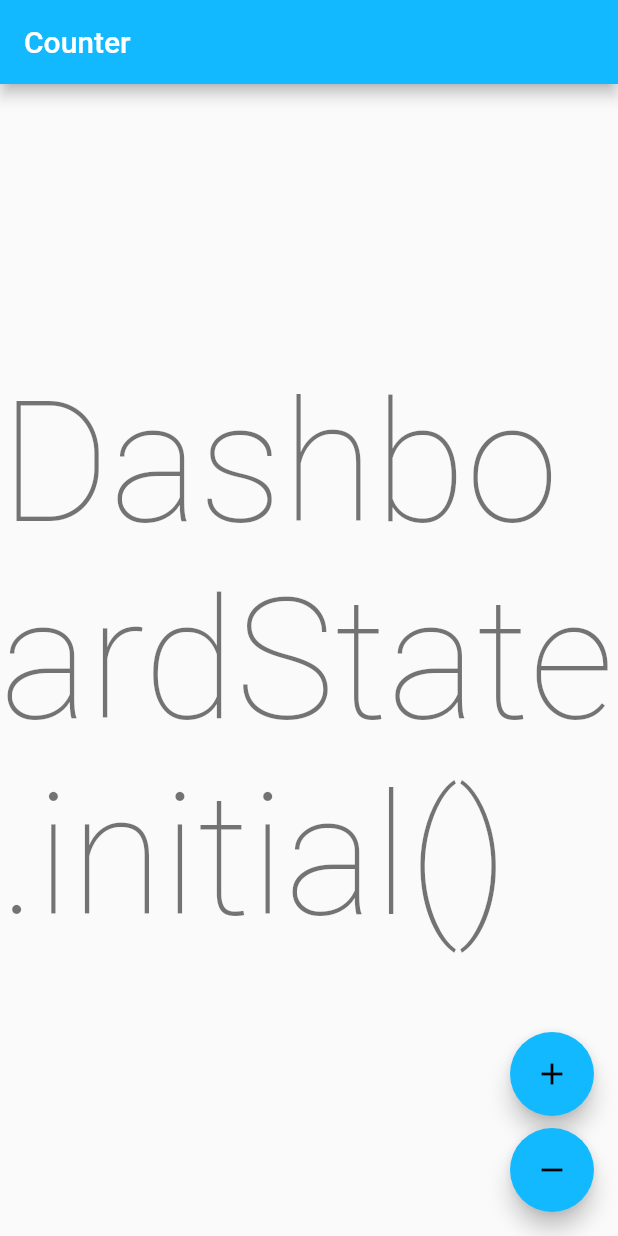
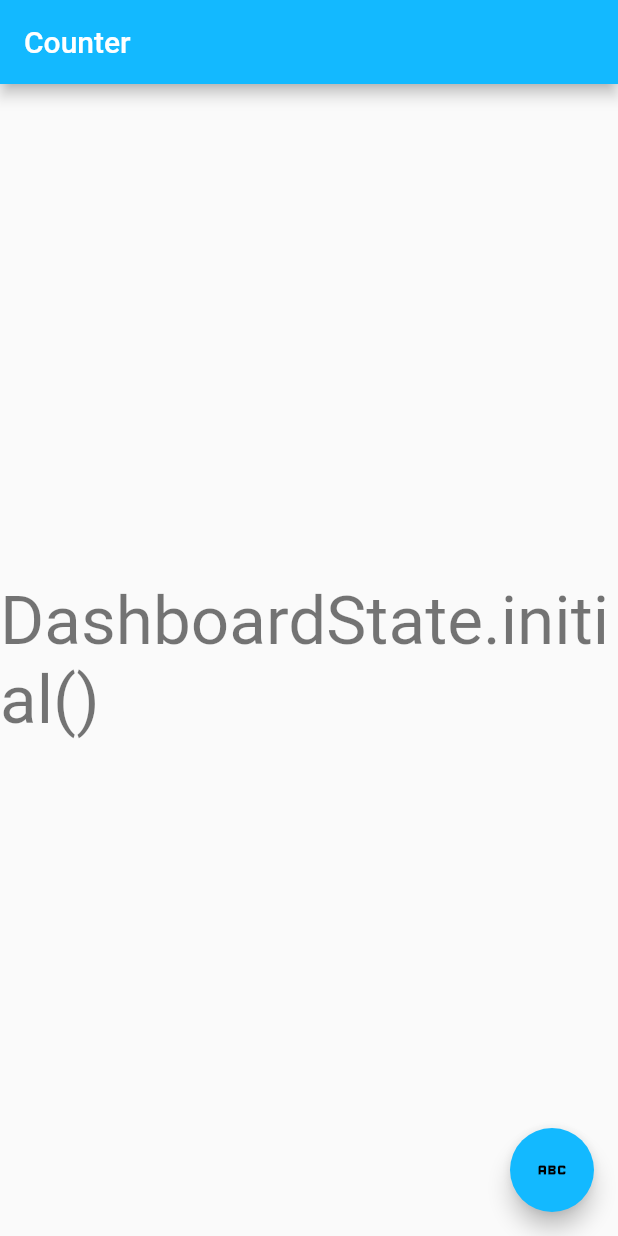
Before and after one commit to mahmuthanb/flutter_template, a Flutter app: the screen it shows after launch, on a phone screen of 412 x 824 dp. Run offline on Flutter 3.47's test engine with Material 2 defaults, Android fonts, the phone set to English and light mode, and no system bars; our stand-ins replace bloc, flutter_bloc, freezed_annotation; generated files the repository leaves out were written again.

Commit message:
dashboard ui

```diff
--- a/lib/dashboard/view/dashboard_page.dart
+++ b/lib/dashboard/view/dashboard_page.dart
@@ -43,20 +43,13 @@ class DashboardView extends StatelessWidget {
             loading: LoadingPlaceholder.new,
           ),
           floatingActionButton: state.maybeWhen(
-            initial: () => Column(
-              mainAxisAlignment: MainAxisAlignment.end,
-              crossAxisAlignment: CrossAxisAlignment.end,
-              children: [
-                FloatingActionButton(
-                  onPressed: () => context.read<DashboardCubit>().increment(),
-                  child: const Icon(Icons.add),
-                ),
-                const SizedBox(height: 8),
-                FloatingActionButton(
-                  onPressed: () => context.read<DashboardCubit>().decrement(),
-                  child: const Icon(Icons.remove),
-                ),
-              ],
+            initial: () => FloatingActionButton(
+              onPressed: () => context.read<DashboardCubit>().increment(),
+              child: const Icon(Icons.abc),
+            ),
+            loading: () => FloatingActionButton(
+              onPressed: () => context.read<DashboardCubit>().decrement(),
+              child: const Icon(Icons.live_help),
             ),
             orElse: () {
               return null;
@@ -75,6 +68,6 @@ class CounterText extends StatelessWidget {
   Widget build(BuildContext context) {
     final theme = Theme.of(context);
     final count = context.select((DashboardCubit cubit) => cubit.state);
-    return Text('$count', style: theme.textTheme.displayLarge);
+    return Text('$count', style: theme.textTheme.displaySmall);
   }
 }
```
